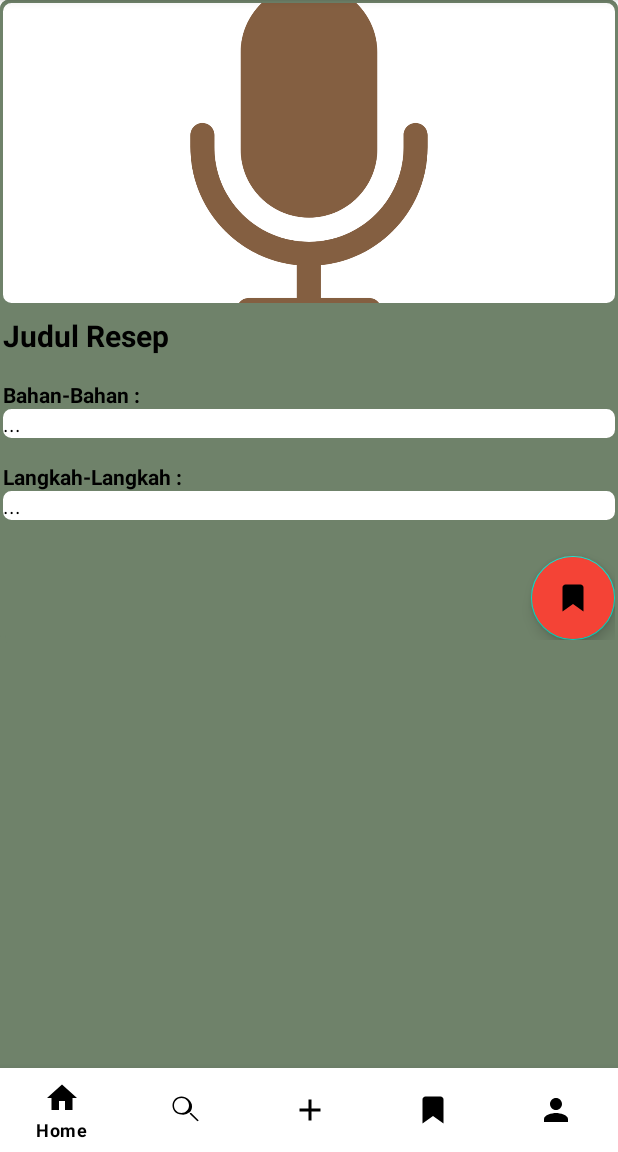
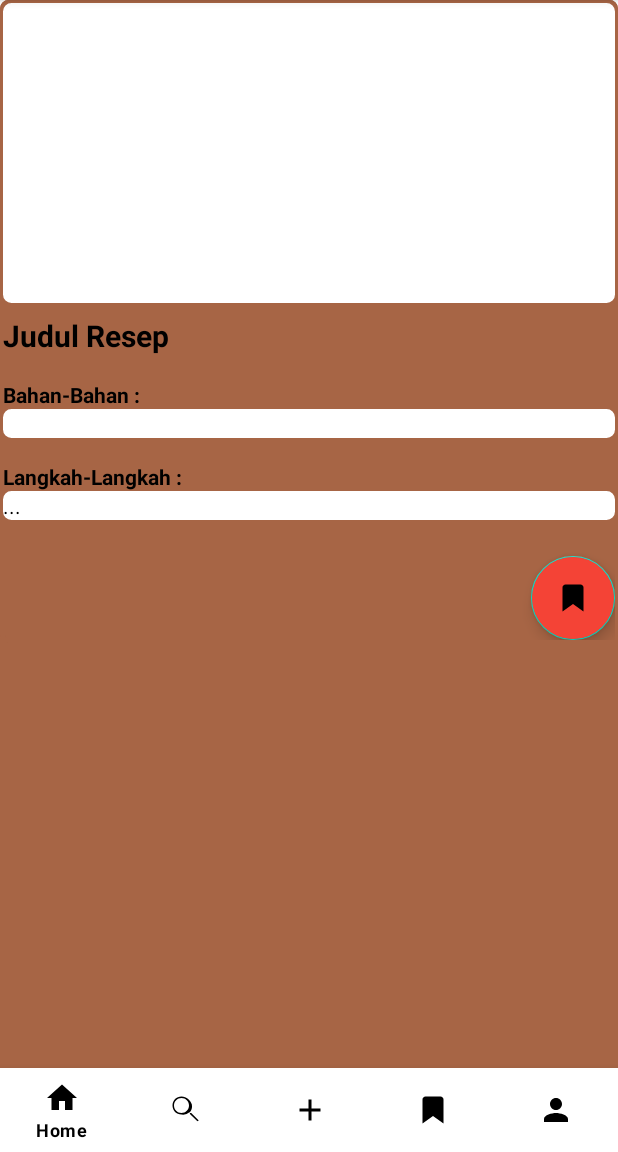
Before and after one commit to Idham2971/RecipeBook, an Android app: the RecipeDetailActivity screen opened directly, with no data from a screen before it, on a phone screen of 412 x 824 dp, the part 84-1236 px from its top. Run offline under Robolectric (Android 15) with nearby library versions, the phone set to English and light mode, and no system bars; 1 statement that could not run was skipped.

Commit message:
Memperbaiki layout

```diff
--- a/app/src/main/res/layout/activity_main.xml
+++ b/app/src/main/res/layout/activity_main.xml
@@ -30,7 +30,7 @@
                 android:background="@drawable/edittext_border"
                 android:padding="8dp"
                 android:textColorHint="@color/Brown"
-                android:backgroundTint="@color/BrokenWhite"
+                android:backgroundTint="@color/white"
                 android:autofillHints=""
                 android:inputType="text"/>
 
@@ -42,7 +42,7 @@
                 android:background="@drawable/border_bulat"
                 android:scaleType="centerCrop"
                 android:contentDescription="@string/Mic"
-                android:backgroundTint="@color/BrokenWhite"/>
+                android:backgroundTint="@color/white"/>
         </LinearLayout>
 
         <TextView
@@ -60,7 +60,7 @@
             android:layout_height="0dp"
             android:layout_weight="1"
             android:background="@drawable/edittext_border"
-            android:backgroundTint="@color/BrokenWhite" />
+            android:backgroundTint="@color/white" />
     </LinearLayout>
 
     <!-- Bottom Navigation -->
--- a/app/src/main/res/layout/activity_recipe_detail.xml
+++ b/app/src/main/res/layout/activity_recipe_detail.xml
@@ -4,7 +4,7 @@
     xmlns:app="http://schemas.android.com/apk/res-auto"
     android:layout_width="match_parent"
     android:layout_height="match_parent"
-    android:backgroundTint="@color/green"
+    android:backgroundTint="@color/Brown"
     android:background="@drawable/edittext_border">
 
     <!-- Konten yang bisa di-scroll -->
@@ -19,7 +19,7 @@
             android:padding="2dp"
             android:layout_width="match_parent"
             android:layout_height="wrap_content"
-            android:backgroundTint="@color/green"
+            android:backgroundTint="@color/Brown"
             android:background="@drawable/edittext_border">
 
             <ImageView
@@ -27,7 +27,6 @@
                 android:layout_width="match_parent"
                 android:layout_height="200dp"
                 android:scaleType="centerCrop"
-                android:src="@drawable/mic"
                 android:backgroundTint="@color/white"
                 android:background="@drawable/edittext_border"
                 android:contentDescription="@string/GambarMakanan"/>
@@ -54,7 +53,7 @@
                 android:id="@+id/ingredientsText"
                 android:layout_width="match_parent"
                 android:layout_height="wrap_content"
-                android:text="..."
+                android:text=""
                 android:textColor="@color/black"
                 android:backgroundTint="@color/white"
                 android:background="@drawable/edittext_border"/>
--- a/app/src/main/res/values/colors.xml
+++ b/app/src/main/res/values/colors.xml
@@ -15,5 +15,6 @@
     <color name="blue_500">#2196F3</color>
     <color name="red_500">#F44336</color>
     <color name="gray_200">#EEEEEE</color>
-
+    <color name="Krem">#EAE2C6</color>
+    <color name="Brown">#A76545</color>
 </resources>
```
Also changed, not shown: app/src/main/res/layout/activity_addrecipe.xml (+4 -4 lines), app/src/main/res/layout/activity_login.xml (deleted, +0 -30 lines), app/src/main/res/layout/item_recipe.xml (+9 -5 lines).
